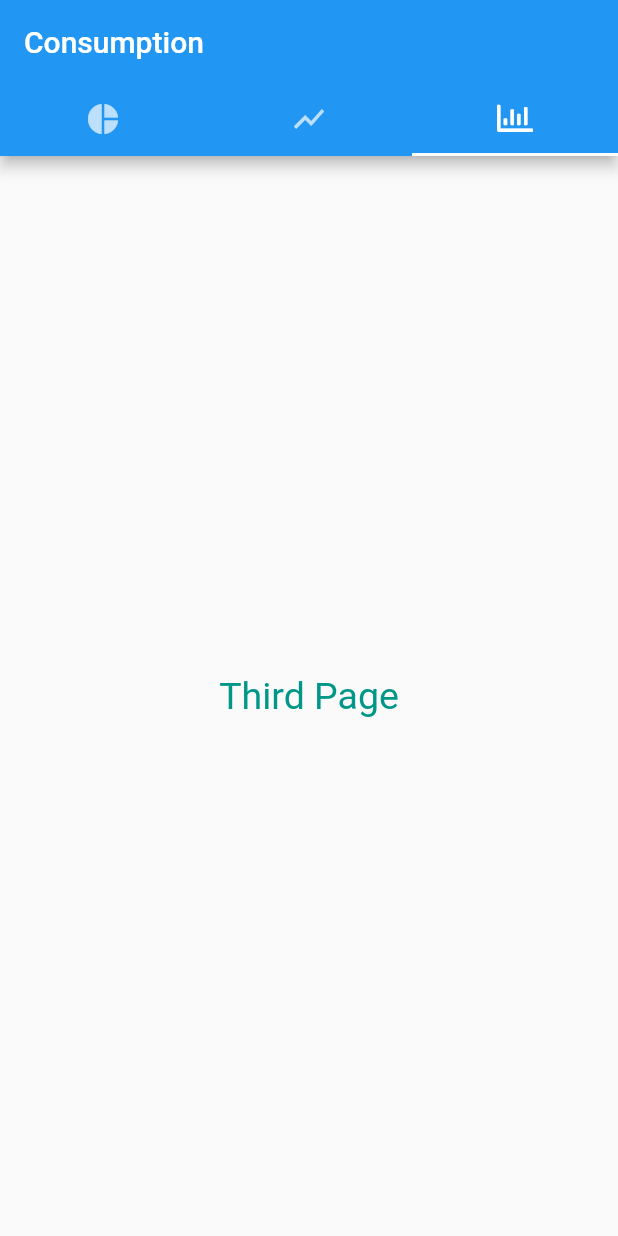
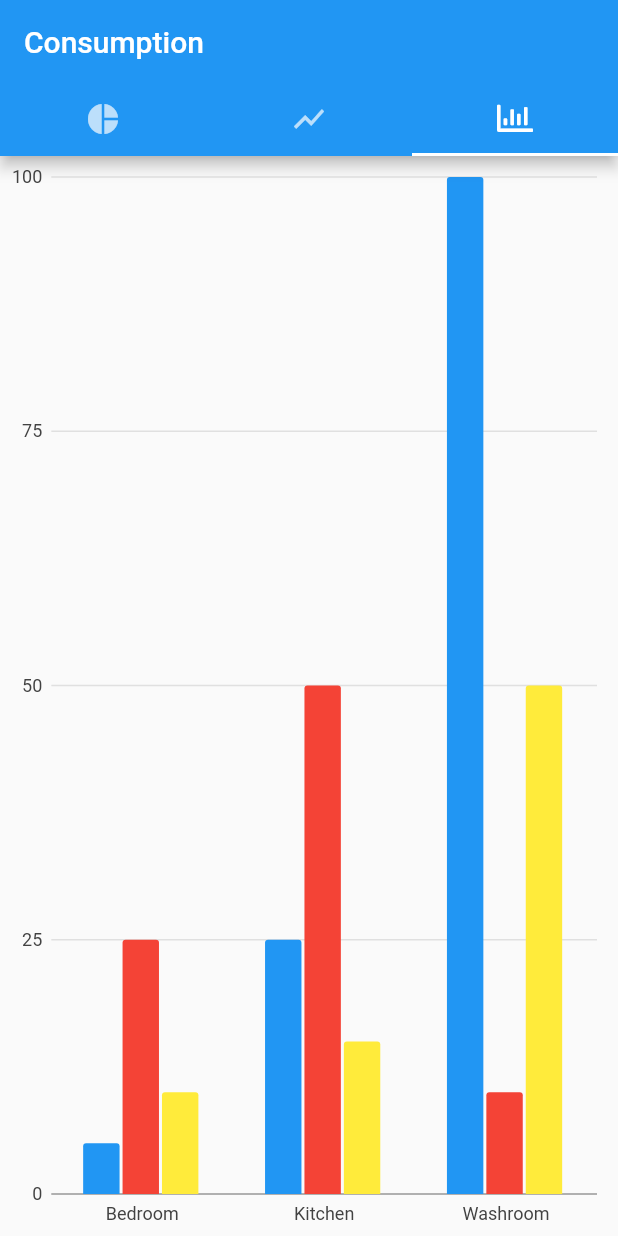
Before and after one commit to dibaloke/Measurment-lab-Project, a Flutter app: the MyHomePage screen opened directly, tab 3 chosen, on a phone screen of 412 x 824 dp. Run offline on Flutter 3.47's test engine with Material 2 defaults, Android fonts, the phone set to English and light mode, and no system bars; our stand-ins replace charts_flutter, font_awesome_flutter, pie_chart, video_player; missing offline and left inert: unicorndial.

Commit message:
Screens Implemented Except Notification and second,third page of Automation

```diff
--- a/lib/screens/screens_consumption/third_page.dart
+++ b/lib/screens/screens_consumption/third_page.dart
@@ -1,14 +1,79 @@
 import 'package:flutter/material.dart';
+import 'package:charts_flutter/flutter.dart' as charts;
 
 class ThirdPage extends StatelessWidget {
   @override
   Widget build(BuildContext context) {
     return new Container(
-      child: new Center(
-        child: new Text('Third Page',
-        style: new TextStyle(fontSize: 25.0, color: Colors.teal),
-      ),
-      ),
+      child: SafeArea(child: MyGroupedBarChart()),
     );
   }
 }
+
+class MyGroupedBarChart extends StatefulWidget {
+  @override
+  _MyGroupedBarChartState createState() => _MyGroupedBarChartState();
+}
+
+class _MyGroupedBarChartState extends State<MyGroupedBarChart> {
+  @override
+  Widget build(BuildContext context) {
+     return new charts.BarChart(
+      _createSampleData(),
+
+
+    );
+
+
+  }
+
+  List<charts.Series<OrdinalSales, String>> _createSampleData() {
+    final desktopSalesData = [
+      new OrdinalSales('Bedroom', 5),
+      new OrdinalSales('Kitchen', 25),
+      new OrdinalSales('Washroom', 100),
+
+    ];
+
+    final tableSalesData = [
+      new OrdinalSales('Bedroom', 25),
+      new OrdinalSales('Kitchen', 50),
+      new OrdinalSales('Washroom', 10),
+
+    ];
+
+    final mobileSalesData = [
+      new OrdinalSales('Bedroom', 10),
+      new OrdinalSales('Kitchen', 15),
+      new OrdinalSales('Washroom', 50),
+
+    ];
+
+    return [
+      new charts.Series<OrdinalSales, String>(
+        id: 'Desktop',
+        domainFn: (OrdinalSales sales, _) => sales.year,
+        measureFn: (OrdinalSales sales, _) => sales.sales,
+        data: desktopSalesData,
+      ),
+      new charts.Series<OrdinalSales, String>(
+        id: 'Tablet',
+        domainFn: (OrdinalSales sales, _) => sales.year,
+        measureFn: (OrdinalSales sales, _) => sales.sales,
+        data: tableSalesData,
+      ),
+      new charts.Series<OrdinalSales, String>(
+        id: 'Mobile',
+        domainFn: (OrdinalSales sales, _) => sales.year,
+        measureFn: (OrdinalSales sales, _) => sales.sales,
+        data: mobileSalesData,
+      ),
+    ];
+  }
+}
+class OrdinalSales {
+  final String year;
+  final int sales;
+
+  OrdinalSales(this.year, this.sales);
+}
--- a/pubspec.yaml
+++ b/pubspec.yaml
@@ -6,6 +6,7 @@ dependencies:
     sdk: flutter
   unicorndial: ^1.1.5
   pie_chart: ^0.8.0
+  charts_flutter: ^0.6.0
 
   video_player: ^0.10.0+2
 
```
Also changed, not shown: lib/screens/screens_consumption/second_page.dart (+73 -3 lines), pubspec.lock, 3 other files.
